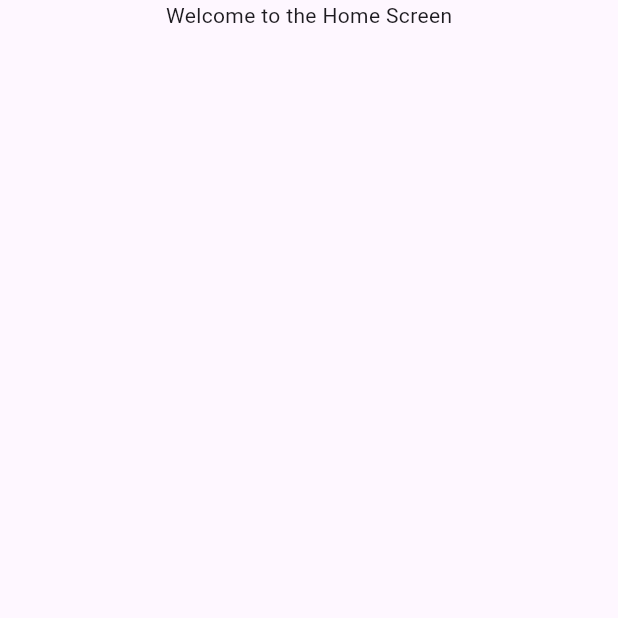
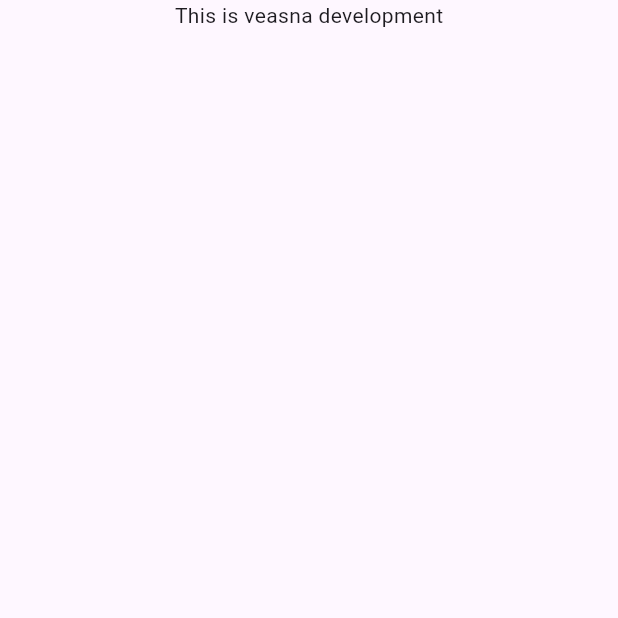
Before and after one commit to Sastra-Digital-School/flutter_first_project, a Flutter app: the screen it shows after launch, on a phone screen of 412 x 824 dp, the top half of it. Run offline on Flutter 3.47's test engine with Material 3 defaults, Android fonts, the phone set to English and light mode, and no system bars.

Commit message:
Your commit message here

```diff
--- a/lib/screen/home_screen.dart
+++ b/lib/screen/home_screen.dart
@@ -8,7 +8,7 @@ class HomeScreen extends StatelessWidget {
     return Scaffold(
       body: Center(
         child: Column(
-          children: const [Text('Welcome to the Home Screen')],
+          children: const [Text('This is veasna development')],
         ),
       ),
     );
```
